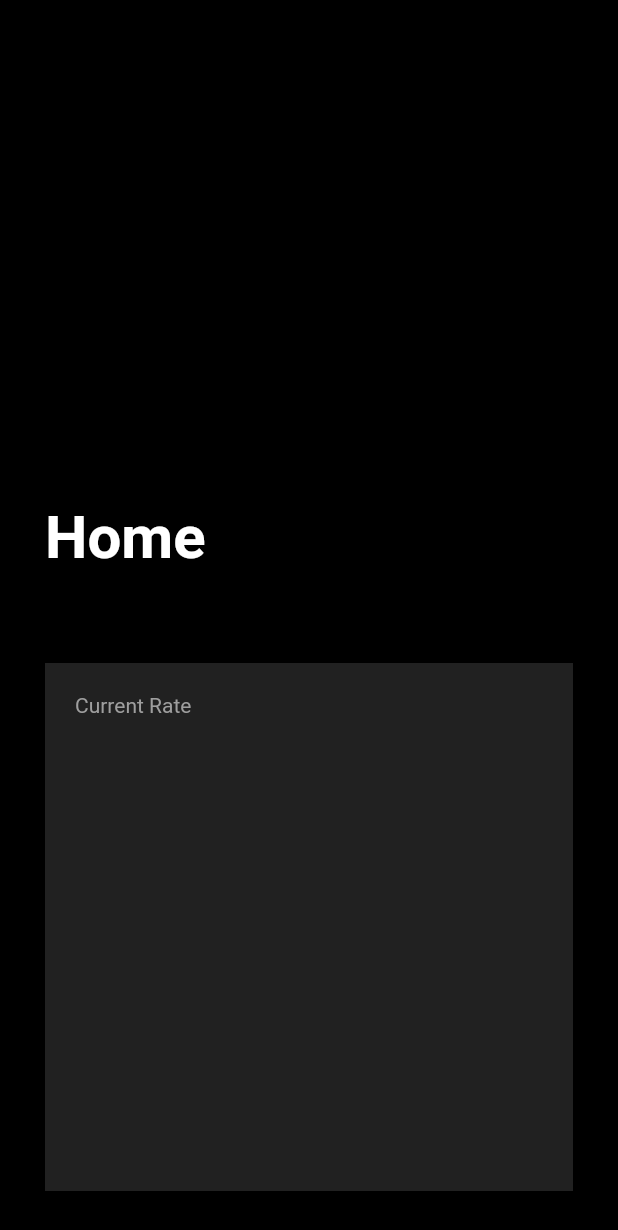
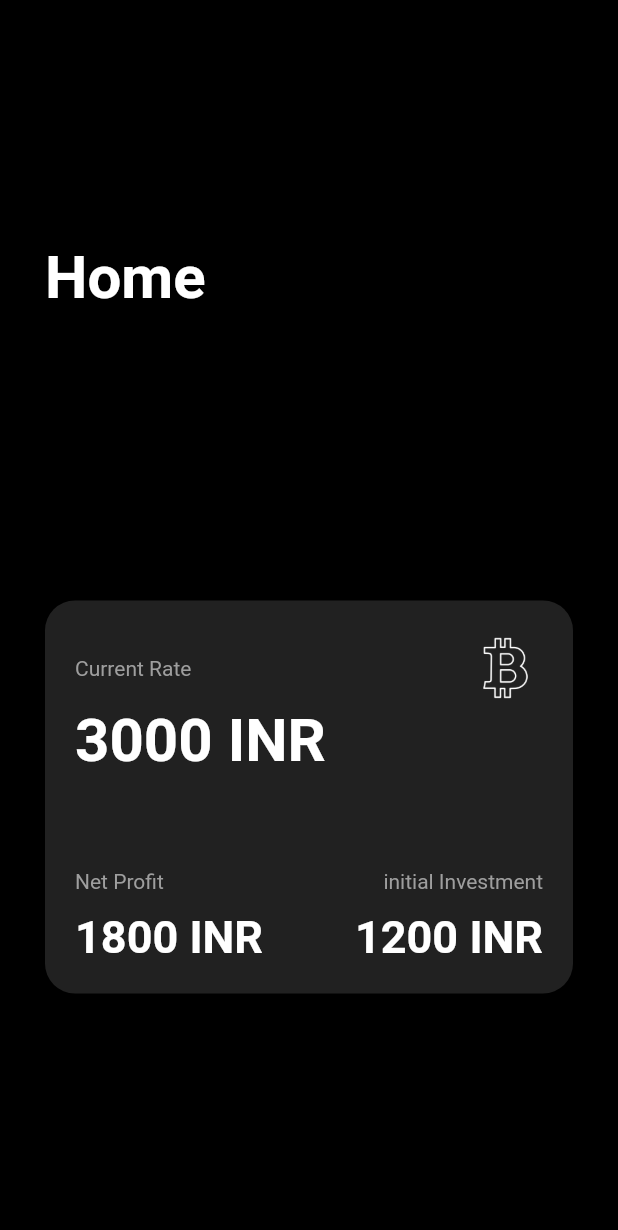
Before and after one commit to 1amSumit/BitcoinTracker-flutter, a Flutter app: the screen it shows after launch, on a phone screen of 412 x 824 dp. Shown: the top 1230 px of the screen. Run offline on Flutter 3.47's test engine with Material 2 defaults, Android fonts, the light colour scheme and no system bars; our stand-ins replace flutter_spinkit.

Commit message:
main ui implemented

```diff
--- a/lib/screens/mainScreen.dart
+++ b/lib/screens/mainScreen.dart
@@ -1,4 +1,5 @@
 import 'package:flutter/material.dart';
+// import 'package:font_awesome_flutter/font_awesome_flutter.dart';
 
 class MainScreen extends StatefulWidget {
   const MainScreen({super.key});
@@ -14,13 +15,12 @@ class _MainScreenState extends State<MainScreen> {
       body: SafeArea(
         child: Column(
           mainAxisAlignment: MainAxisAlignment.spaceEvenly,
-          // crossAxisAlignment: CrossAxisAlignment.stretch,
+          crossAxisAlignment: CrossAxisAlignment.stretch,
           children: [
-            Expanded(
-              child: Container(
+            Container(
               padding: EdgeInsets.all(30.0),
               alignment: Alignment.bottomLeft,
-                child: Text(
+              child: const Text(
                 "Home",
                 style: TextStyle(
                   fontSize: 40.0,
@@ -28,26 +28,74 @@ class _MainScreenState extends State<MainScreen> {
                 ),
               ),
             ),
-            ),
-            Expanded(
-              child: Container(
+            Container(
               margin: EdgeInsets.all(30.0),
               padding: EdgeInsets.all(20.0),
-                decoration: BoxDecoration(color: Colors.grey[900]),
+              decoration: BoxDecoration(
+                color: Colors.grey[900],
+                borderRadius: BorderRadius.circular(20.0),
+              ),
               child: Column(
                 children: [
                   Row(
+                    mainAxisAlignment: MainAxisAlignment.spaceBetween,
                     children: [
                       Text(
                         "Current Rate",
                         style: TextStyle(color: Colors.grey[500]),
+                      ),
+                      const ImageIcon(
+                        AssetImage('images/bitcoin.png'),
+                        size: 50.0,
                       )
                     ],
                   ),
+                  Row(
+                    children: [
+                      Text(
+                        "3000 INR",
+                        style: TextStyle(
+                            fontSize: 40.0, fontWeight: FontWeight.bold),
+                      )
+                    ],
+                  ),
+                  SizedBox(
+                    height: 50.0,
+                  ),
+                  Row(
+                    mainAxisAlignment: MainAxisAlignment.spaceBetween,
+                    children: [
+                      Text(
+                        "Net Profit",
+                        style: TextStyle(color: Colors.grey[500]),
+                      ),
+                      SizedBox(
+                        height: 40.0,
+                      ),
+                      Text(
+                        "initial Investment",
+                        style: TextStyle(color: Colors.grey[500]),
+                      )
+                    ],
+                  ),
+                  Row(
+                    mainAxisAlignment: MainAxisAlignment.spaceBetween,
+                    children: [
+                      Text(
+                        "1800 INR",
+                        style: TextStyle(
+                            fontSize: 30.0, fontWeight: FontWeight.bold),
+                      ),
+                      Text(
+                        "1200 INR",
+                        style: TextStyle(
+                            fontSize: 30.0, fontWeight: FontWeight.bold),
+                      )
+                    ],
+                  )
                 ],
               ),
             ),
-            )
           ],
         ),
       ),
```
Also changed, not shown: pubspec.yaml (+4 -7 lines), images/bitcoin.png (added). Lines whose indentation alone changed are shown as unchanged.
